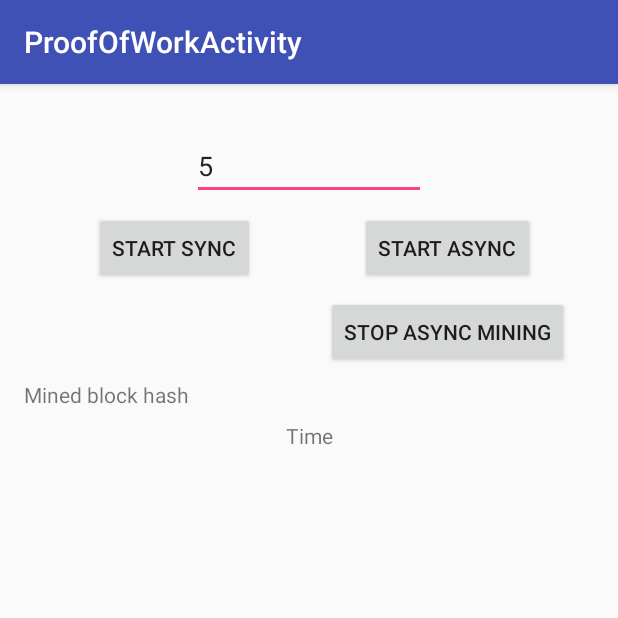
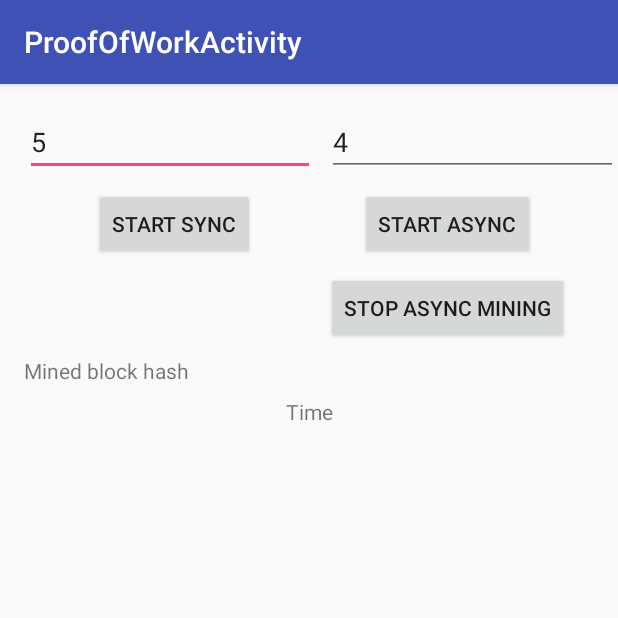
Before and after one commit to stanbar/AndroidConcurrency, an Android app: the ProofOfWorkActivity screen opened directly, with no data from a screen before it, on a phone screen of 412 x 824 dp, the top half of it. Run offline under Robolectric (Android 15) with nearby library versions, the phone set to English and light mode, and no system bars.

Commit message:
add custom workers size
Took 9 minutes

```diff
--- a/app/src/main/res/layout/content_proof_of_work.xml
+++ b/app/src/main/res/layout/content_proof_of_work.xml
@@ -31,14 +31,14 @@
 
     <EditText
         android:id="@+id/etDifficulty"
-        android:layout_width="0dp"
+        android:layout_width="193dp"
         android:layout_height="wrap_content"
-        android:layout_marginStart="128dp"
-        android:layout_marginTop="32dp"
-        android:layout_marginEnd="128dp"
+        android:layout_marginStart="32dp"
+        android:layout_marginTop="16dp"
         android:hint="Difficulty"
         android:text="5"
-        app:layout_constraintEnd_toEndOf="parent"
+        app:layout_constraintEnd_toStartOf="@+id/etWorkers"
+        app:layout_constraintHorizontal_bias="0.5"
         app:layout_constraintStart_toStartOf="parent"
         app:layout_constraintTop_toTopOf="parent" />
 
@@ -76,4 +76,20 @@
         android:text="Start Async"
         app:layout_constraintEnd_toEndOf="parent"
         app:layout_constraintTop_toBottomOf="@+id/etDifficulty" />
+
+    <EditText
+        android:id="@+id/etWorkers"
+        android:layout_width="194dp"
+        android:layout_height="wrap_content"
+        android:layout_marginStart="8dp"
+        android:layout_marginTop="16dp"
+        android:layout_marginEnd="16dp"
+        android:ems="10"
+        android:hint="Workers"
+        android:inputType="number"
+        android:text="4"
+        app:layout_constraintEnd_toEndOf="parent"
+        app:layout_constraintHorizontal_bias="0.5"
+        app:layout_constraintStart_toEndOf="@+id/etDifficulty"
+        app:layout_constraintTop_toTopOf="parent" />
 </androidx.constraintlayout.widget.ConstraintLayout>
```
Also changed, not shown: app/src/main/java/com/stasbar/concurrency/proofofwork/ProofOfWorkActivity.kt (+8 -6 lines).
